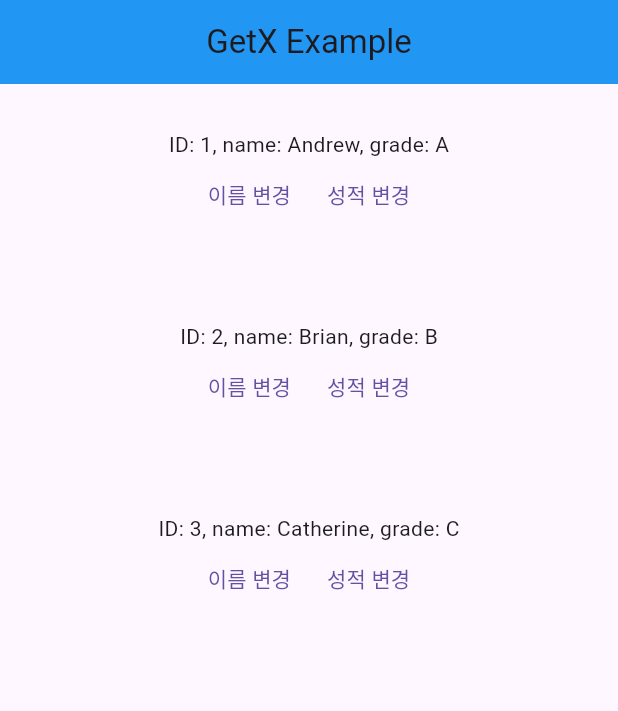
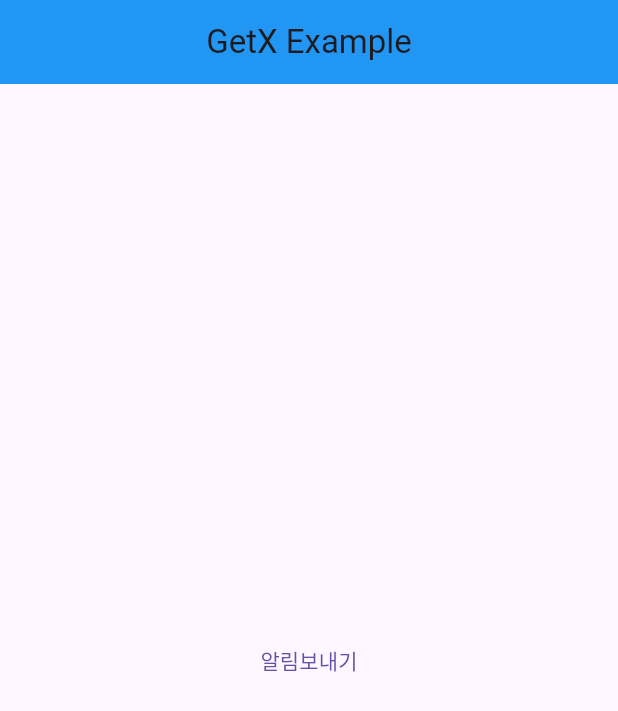
Before and after one commit to kimgusan/s_Flutter, a Flutter app: the screen it shows after launch, on a phone screen of 412 x 824 dp. Shown: the top 711 px of the screen. Run offline on Flutter 3.47's test engine with Material 3 defaults, Android fonts, the phone set to English and light mode, and no system bars; our stand-ins replace flutter_local_notifications, flutter_riverpod, get, get_it, google_fonts, rxdart and 1 more; missing offline and left inert: flutter_naver_map.

Commit message:
local alert update

```diff
--- a/foodmap/lib/main.dart
+++ b/foodmap/lib/main.dart
@@ -1,15 +1,27 @@
 import 'package:flutter/material.dart';
-import 'package:foodmap/studentController.dart';
+import 'package:foodmap/notification.dart';
 import 'package:get/get.dart';
 
 void main() async {
-  runApp(MyApp());
+  runApp(const MyApp());
 }
 
-class MyApp extends StatelessWidget {
-  MyApp({super.key});
+class MyApp extends StatefulWidget {
+  const MyApp({super.key});
 
-  final StudentController _con = Get.put(StudentController());
+  @override
+  State<MyApp> createState() => _MyAppState();
+}
+
+class _MyAppState extends State<MyApp> {
+  @override
+  void initState() {
+    FlutterLocalNotification.init();
+    Future.delayed(const Duration(seconds: 1),
+        () => FlutterLocalNotification.requestNotificationPermission());
+
+    super.initState();
+  }
 
   @override
   Widget build(BuildContext context) {
@@ -24,38 +36,10 @@
           centerTitle: true,
           backgroundColor: Colors.blue,
         ),
-        body: ListView.builder(
-          itemCount: _con.studentList.length,
-          itemBuilder: (BuildContext context, int index) {
-            return Container(
-              margin: const EdgeInsets.all(15),
-              padding: const EdgeInsets.all(15),
-              child: Column(
-                children: [
-                  GetX<StudentController>(
-                    builder: (_) => Text(
-                      "ID: ${_con.studentList[index]().studentID}, name: ${_con.studentList[index]().studentName}, grade: ${_con.studentList[index]().studentGrade}",
-                    ),
-                  ),
-                  Row(
-                    mainAxisAlignment: MainAxisAlignment.center,
-                    children: [
-                      TextButton(
-                        onPressed: () => _con.updateStudentName(
-                            _con.newStudentNames[index], index),
-                        child: const Text("이름 변경"),
-                      ),
-                      TextButton(
-                        onPressed: () => _con.updateStudentGrade(
-                            _con.newStudentGrades[index], index),
-                        child: const Text("성적 변경"),
-                      )
-                    ],
-                  )
-                ],
-              ),
-            );
-          },
+        body: Center(
+          child: TextButton(
+              onPressed: () => FlutterLocalNotification.showNotification(),
+              child: const Text("알림보내기")),
         ),
       ),
     );
--- /dev/null
+++ b/foodmap/lib/notification.dart
@@ -0,0 +1,74 @@
+import 'package:flutter_local_notifications/flutter_local_notifications.dart';
+
+// 안드로이드와 iOS에 알림을 띄우기 위한 작업 클래스
+class FlutterLocalNotification {
+  // private 생성자로 객체 생성 방지
+  FlutterLocalNotification._();
+
+  // FlutterLocalNotificationsPlugin의 인스턴스 생성
+  static FlutterLocalNotificationsPlugin flutterLocalNotificationsPlugin =
+      FlutterLocalNotificationsPlugin();
+
+  // 초기화 메서드
+  static Future<void> init() async {
+    // 안드로이드 초기화 설정
+    AndroidInitializationSettings androidInitializationSettings =
+        const AndroidInitializationSettings('mipmap/ic_launcher');
+
+    // iOS 초기화 설정
+    DarwinInitializationSettings iosInitializationSetting =
+        const DarwinInitializationSettings(
+      requestAlertPermission: false, // 알림 표시 권한 요청 여부
+      requestBadgePermission: false, // 뱃지 표시 권한 요청 여부
+      requestSoundPermission: false, // 알림 소리 권한 요청 여부
+    );
+
+    // 플랫폼별 초기화 설정 통합
+    InitializationSettings initializationSettings = InitializationSettings(
+      android: androidInitializationSettings,
+      iOS: iosInitializationSetting,
+    );
+
+    // 초기화 호출
+    await flutterLocalNotificationsPlugin.initialize(initializationSettings);
+  }
+
+  static requestNotificationPermission() {
+    flutterLocalNotificationsPlugin
+        .resolvePlatformSpecificImplementation<
+            IOSFlutterLocalNotificationsPlugin>()
+        ?.requestPermissions(
+          alert: true,
+          badge: true,
+          sound: true,
+        );
+  }
+
+  // 알림을 띄우는 메서드
+  static Future<void> showNotification() async {
+    // 안드로이드 알림 세부 정보 설정
+    const AndroidNotificationDetails androidNotificationDetails =
+        AndroidNotificationDetails(
+      "foodmap", // 채널 ID
+      "foodmap", // 채널 이름
+      channelDescription: 'channel description', // 채널 설명
+      importance: Importance.max, // 알림 중요도 (최대)
+      priority: Priority.max, // 알림 우선순위 (최대)
+      showWhen: false, // 알림 시간 표시 여부
+    );
+
+    // iOS 및 안드로이드 공통 알림 세부 정보 설정
+    const NotificationDetails notificationDetails = NotificationDetails(
+      android: androidNotificationDetails,
+      iOS: DarwinNotificationDetails(badgeNumber: 1), // iOS 뱃지 표시 설정
+    );
+
+    // 알림 표시
+    await flutterLocalNotificationsPlugin.show(
+      0, // 알림 ID
+      'test title', // 알림 제목
+      'test body', // 알림 내용
+      notificationDetails, // 알림 세부 정보
+    );
+  }
+}
--- a/foodmap/pubspec.yaml
+++ b/foodmap/pubspec.yaml
@@ -37,6 +37,7 @@
   google_fonts: ^6.2.1
   flutter_naver_map: ^1.3.0+1
   # kakao_map_flutter: ^0.0.5
+  # Get-it, GetX 에서 사용
   get: ^4.6.5
   #유튜브 영상 플레이어
   youtube_player_flutter:
@@ -53,6 +54,8 @@
   get_it:
   # Riverpod 패턴에서 사용
   flutter_riverpod:
+  # firebase 대신 라이브러리를 활용한 푸시 알림 보내기
+  flutter_local_notifications:
 
 dev_dependencies:
   flutter_test:
```
Also changed, not shown: 4 other files.
